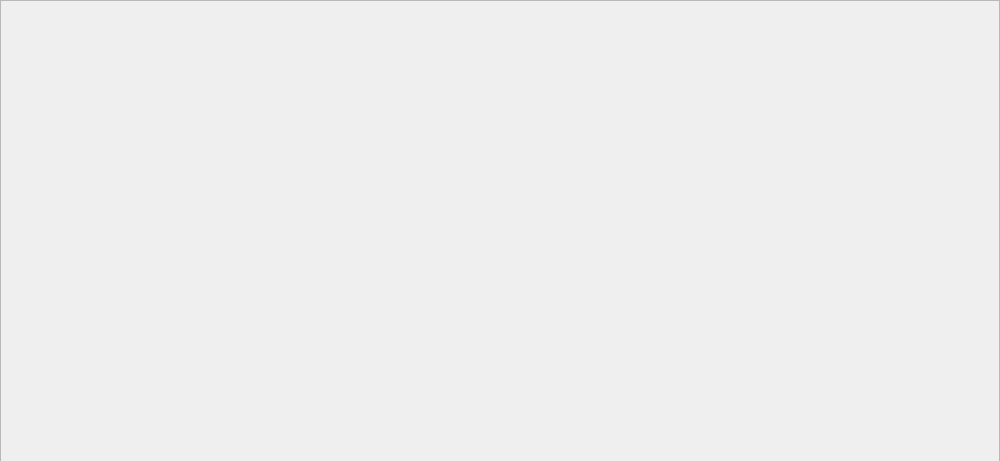
shiyu-coder/Student-information-management-system, file loginwidget.ui: the form before one commit; both pictures show x 0 to 1000 and y 0 to 461 of the 1000 by 800 pixel window.
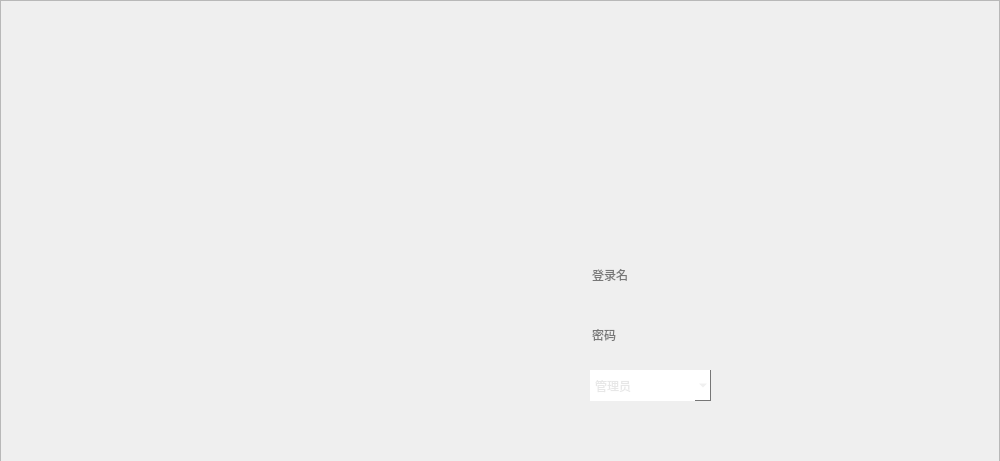
The form after the commit. Icons and pictures are not drawn.

Commit message: 登陆界面ui优化、管理员界面ui搭建（部分）

Patch:
```diff
--- a/loginwidget.ui
+++ b/loginwidget.ui
@@ -59,30 +59,17 @@
    <widget class="QLabel" name="label">
     <property name="geometry">
      <rect>
-      <x>120</x>
-      <y>90</y>
-      <width>761</width>
-      <height>101</height>
+      <x>140</x>
+      <y>110</y>
+      <width>721</width>
+      <height>81</height>
      </rect>
     </property>
     <property name="styleSheet">
      <string notr="true"/>
     </property>
     <property name="text">
-     <string>&lt;html&gt;&lt;head/&gt;&lt;body&gt;&lt;p&gt;&lt;img src=&quot;:/SIM_System_Pics/LoginName_Pic&quot;/&gt;&lt;/p&gt;&lt;/body&gt;&lt;/html&gt;</string>
-    </property>
-   </widget>
-   <widget class="QLineEdit" name="TypeLineEdit">
-    <property name="geometry">
-     <rect>
-      <x>590</x>
-      <y>370</y>
-      <width>180</width>
-      <height>30</height>
-     </rect>
-    </property>
-    <property name="styleSheet">
-     <string notr="true">border :1px ;background-color: rgba(0,0,0,0)</string>
+     <string>&lt;html&gt;&lt;head/&gt;&lt;body&gt;&lt;p&gt;&lt;br/&gt;&lt;/p&gt;&lt;/body&gt;&lt;/html&gt;</string>
     </property>
    </widget>
    <widget class="QLineEdit" name="NameLineEdit">
@@ -94,9 +81,27 @@
       <height>30</height>
      </rect>
     </property>
+    <property name="whatsThis">
+     <string/>
+    </property>
+    <property name="autoFillBackground">
+     <bool>false</bool>
+    </property>
     <property name="styleSheet">
      <string notr="true">border :1px ;background-color: rgba(0,0,0,0)</string>
     </property>
+    <property name="inputMethodHints">
+     <set>Qt::ImhNone</set>
+    </property>
+    <property name="inputMask">
+     <string/>
+    </property>
+    <property name="text">
+     <string/>
+    </property>
+    <property name="placeholderText">
+     <string>登录名</string>
+    </property>
    </widget>
    <widget class="QLineEdit" name="KeuLineEdit">
     <property name="geometry">
@@ -110,6 +115,285 @@
     <property name="styleSheet">
      <string notr="true">border :1px ;background-color: rgba(0,0,0,0)</string>
     </property>
+    <property name="text">
+     <string/>
+    </property>
+    <property name="placeholderText">
+     <string>密码</string>
+    </property>
+   </widget>
+   <widget class="QComboBox" name="comboBox">
+    <property name="geometry">
+     <rect>
+      <x>590</x>
+      <y>370</y>
+      <width>121</width>
+      <height>31</height>
+     </rect>
+    </property>
+    <property name="palette">
+     <palette>
+      <active>
+       <colorrole role="WindowText">
+        <brush brushstyle="SolidPattern">
+         <color alpha="255">
+          <red>231</red>
+          <green>231</green>
+          <blue>231</blue>
+         </color>
+        </brush>
+       </colorrole>
+       <colorrole role="Button">
+        <brush brushstyle="SolidPattern">
+         <color alpha="255">
+          <red>255</red>
+          <green>255</green>
+          <blue>255</blue>
+         </color>
+        </brush>
+       </colorrole>
+       <colorrole role="Dark">
+        <brush brushstyle="SolidPattern">
+         <color alpha="255">
+          <red>255</red>
+          <green>255</green>
+          <blue>255</blue>
+         </color>
+        </brush>
+       </colorrole>
+       <colorrole role="Text">
+        <brush brushstyle="SolidPattern">
+         <color alpha="255">
+          <red>0</red>
+          <green>0</green>
+          <blue>0</blue>
+         </color>
+        </brush>
+       </colorrole>
+       <colorrole role="ButtonText">
+        <brush brushstyle="SolidPattern">
+         <color alpha="255">
+          <red>231</red>
+          <green>231</green>
+          <blue>231</blue>
+         </color>
+        </brush>
+       </colorrole>
+       <colorrole role="Base">
+        <brush brushstyle="SolidPattern">
+         <color alpha="255">
+          <red>255</red>
+          <green>255</green>
+          <blue>255</blue>
+         </color>
+        </brush>
+       </colorrole>
+       <colorrole role="ToolTipBase">
+        <brush brushstyle="SolidPattern">
+         <color alpha="102">
+          <red>255</red>
+          <green>255</green>
+          <blue>255</blue>
+         </color>
+        </brush>
+       </colorrole>
+       <colorrole role="PlaceholderText">
+        <brush brushstyle="SolidPattern">
+         <color alpha="128">
+          <red>0</red>
+          <green>0</green>
+          <blue>0</blue>
+         </color>
+        </brush>
+       </colorrole>
+      </active>
+      <inactive>
+       <colorrole role="WindowText">
+        <brush brushstyle="SolidPattern">
+         <color alpha="255">
+          <red>231</red>
+          <green>231</green>
+          <blue>231</blue>
+         </color>
+        </brush>
+       </colorrole>
+       <colorrole role="Button">
+        <brush brushstyle="SolidPattern">
+         <color alpha="255">
+          <red>255</red>
+          <green>255</green>
+          <blue>255</blue>
+         </color>
+        </brush>
+       </colorrole>
+       <colorrole role="Dark">
+        <brush brushstyle="SolidPattern">
+         <color alpha="255">
+          <red>255</red>
+          <green>255</green>
+          <blue>255</blue>
+         </color>
+        </brush>
+       </colorrole>
+       <colorrole role="Text">
+        <brush brushstyle="SolidPattern">
+         <color alpha="255">
+          <red>0</red>
+          <green>0</green>
+          <blue>0</blue>
+         </color>
+        </brush>
+       </colorrole>
+       <colorrole role="ButtonText">
+        <brush brushstyle="SolidPattern">
+         <color alpha="255">
+          <red>231</red>
+          <green>231</green>
+          <blue>231</blue>
+         </color>
+        </brush>
+       </colorrole>
+       <colorrole role="Base">
+        <brush brushstyle="SolidPattern">
+         <color alpha="255">
+          <red>255</red>
+          <green>255</green>
+          <blue>255</blue>
+         </color>
+        </brush>
+       </colorrole>
+       <colorrole role="ToolTipBase">
+        <brush brushstyle="SolidPattern">
+         <color alpha="102">
+          <red>255</red>
+          <green>255</green>
+          <blue>255</blue>
+         </color>
+        </brush>
+       </colorrole>
+       <colorrole role="PlaceholderText">
+        <brush brushstyle="SolidPattern">
+         <color alpha="128">
+          <red>0</red>
+          <green>0</green>
+          <blue>0</blue>
+         </color>
+        </brush>
+       </colorrole>
+      </inactive>
+      <disabled>
+       <colorrole role="WindowText">
+        <brush brushstyle="SolidPattern">
+         <color alpha="255">
+          <red>255</red>
+          <green>255</green>
+          <blue>255</blue>
+         </color>
+        </brush>
+       </colorrole>
+       <colorrole role="Button">
+        <brush brushstyle="SolidPattern">
+         <color alpha="255">
+          <red>255</red>
+          <green>255</green>
+          <blue>255</blue>
+         </color>
+        </brush>
+       </colorrole>
+       <colorrole role="Dark">
+        <brush brushstyle="SolidPattern">
+         <color alpha="255">
+          <red>255</red>
+          <green>255</green>
+          <blue>255</blue>
+         </color>
+        </brush>
+       </colorrole>
+       <colorrole role="Text">
+        <brush brushstyle="SolidPattern">
+         <color alpha="255">
+          <red>255</red>
+          <green>255</green>
+          <blue>255</blue>
+         </color>
+        </brush>
+       </colorrole>
+       <colorrole role="ButtonText">
+        <brush brushstyle="SolidPattern">
+         <color alpha="255">
+          <red>255</red>
+          <green>255</green>
+          <blue>255</blue>
+         </color>
+        </brush>
+       </colorrole>
+       <colorrole role="Base">
+        <brush brushstyle="SolidPattern">
+         <color alpha="255">
+          <red>68</red>
+          <green>68</green>
+          <blue>68</blue>
+         </color>
+        </brush>
+       </colorrole>
+       <colorrole role="ToolTipBase">
+        <brush brushstyle="SolidPattern">
+         <color alpha="102">
+          <red>255</red>
+          <green>255</green>
+          <blue>255</blue>
+         </color>
+        </brush>
+       </colorrole>
+       <colorrole role="PlaceholderText">
+        <brush brushstyle="SolidPattern">
+         <color alpha="128">
+          <red>231</red>
+          <green>231</green>
+          <blue>231</blue>
+         </color>
+        </brush>
+       </colorrole>
+      </disabled>
+     </palette>
+    </property>
+    <property name="autoFillBackground">
+     <bool>false</bool>
+    </property>
+    <property name="styleSheet">
+     <string notr="true">border :1px ;</string>
+    </property>
+    <item>
+     <property name="text">
+      <string>管理员</string>
+     </property>
+    </item>
+    <item>
+     <property name="text">
+      <string>教师</string>
+     </property>
+    </item>
+    <item>
+     <property name="text">
+      <string>学生</string>
+     </property>
+    </item>
+   </widget>
+   <widget class="QLabel" name="label_2">
+    <property name="geometry">
+     <rect>
+      <x>560</x>
+      <y>620</y>
+      <width>341</width>
+      <height>101</height>
+     </rect>
+    </property>
+    <property name="styleSheet">
+     <string notr="true">border-image: url(:/SIM_System_Pics/resources/logo2.jpg);</string>
+    </property>
+    <property name="text">
+     <string/>
+    </property>
    </widget>
   </widget>
  </widget>
```
Left out of the diff: 27 changed lines with no effect on the pictures. The commit also changes 9 other files.
